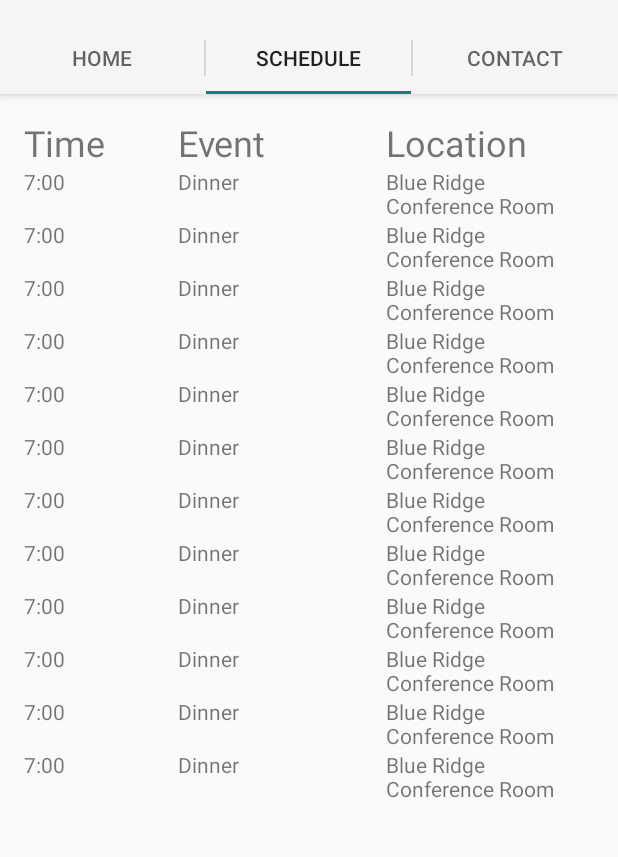
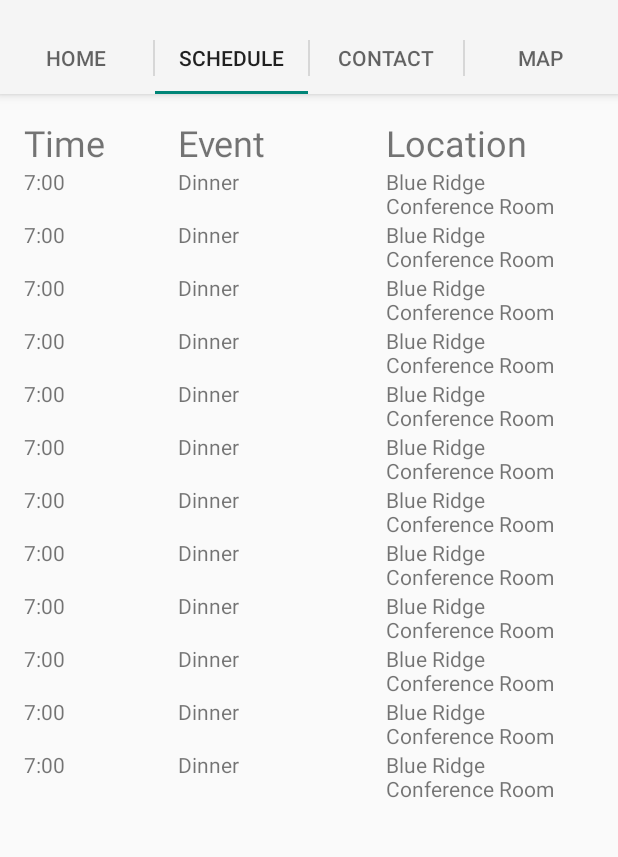
Before and after one commit to Surgens/HackIT-Mobile, an Android app: the screen it shows after launch (MainActivity), tab 2 chosen, on a phone screen of 412 x 824 dp, the part 62-919 px from its top. Run offline under Robolectric (Android 15) with nearby library versions, the phone set to English and light mode, and no system bars.

Commit message:
Added more tabs to use

```diff
--- a/Application/src/main/java/com/example/android/horizontalpaging/MainActivity.java
+++ b/Application/src/main/java/com/example/android/horizontalpaging/MainActivity.java
@@ -171,7 +171,7 @@ public class MainActivity extends FragmentActivity implements ActionBar.TabListe
         @Override
         public int getCount() {
             // Show 3 total pages.
-            return 3;
+            return 5;
         }
         // END_INCLUDE (fragment_pager_adapter_getcount)
 
@@ -192,6 +192,10 @@ public class MainActivity extends FragmentActivity implements ActionBar.TabListe
                     return getString(R.string.title_section2).toUpperCase(l);
                 case 2:
                     return getString(R.string.title_section3).toUpperCase(l);
+                case 3:
+                    return getString(R.string.title_section4).toUpperCase(l);
+                case 4:
+                    return getString(R.string.title_section5).toUpperCase(l);
             }
             return null;
         }
--- a/Application/src/main/res/values/strings.xml
+++ b/Application/src/main/res/values/strings.xml
@@ -5,6 +5,8 @@
     <string name="title_section1">Home</string>
     <string name="title_section2">Schedule</string>
     <string name="title_section3">Contact</string>
+    <string name="title_section4">Map</string>
+    <string name="title_section5">Check In</string>
     <string name="content_section1"></string>
     <string name="main_content">Leverage some existing tools, frameworks, IT expertise and mobile
         application development data to build a Cisco Mobile App Framework.<a href="http://www.google.com">link</a></string>
```
